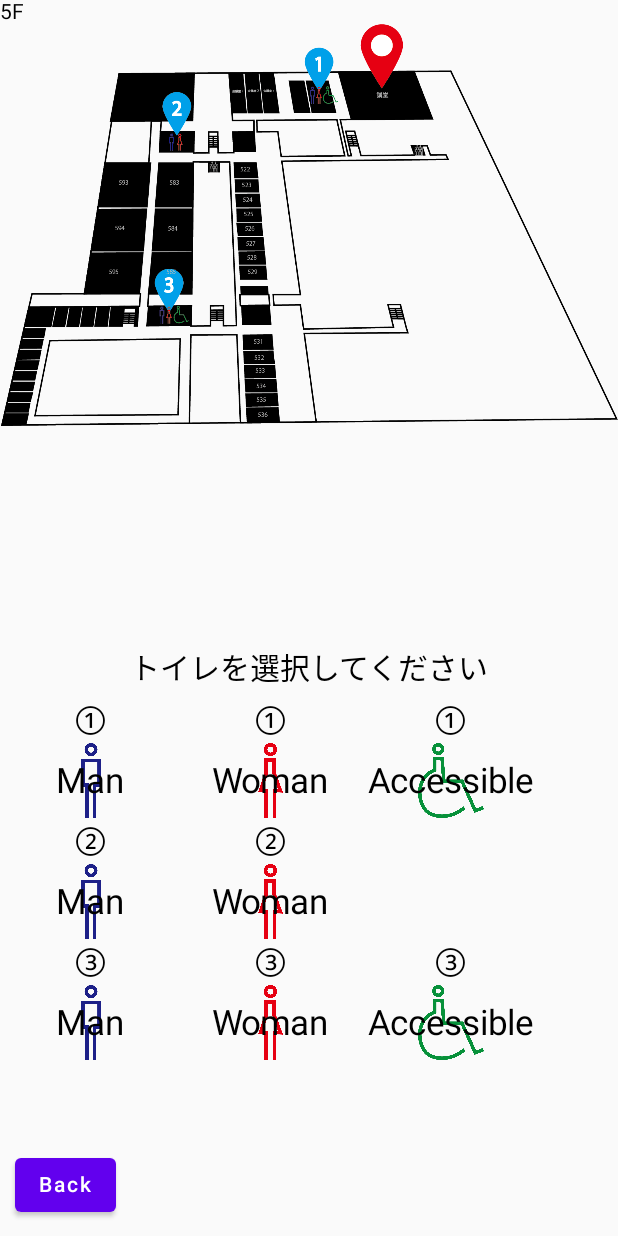
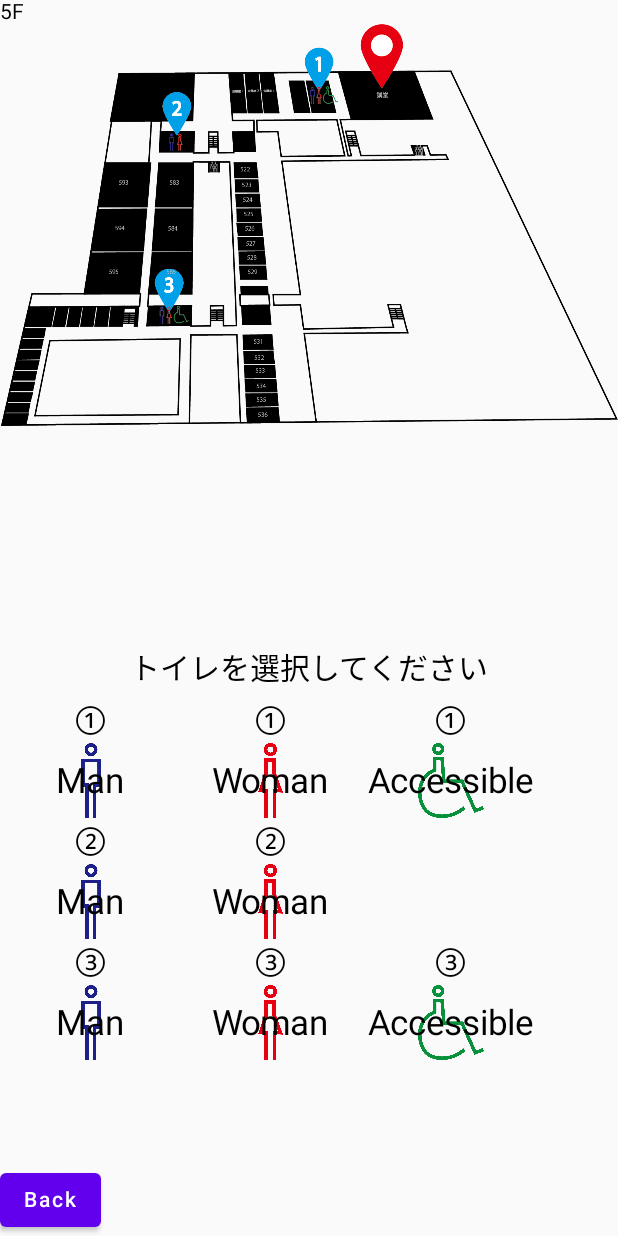
Before and after one commit to p2hacks2022/pre-team01, an Android app built with Jetpack Compose: the screen it shows after launch (MainActivity), after a tap on "5F", on a phone screen of 412 x 824 dp. Run offline under Robolectric (Android 15) with nearby library versions, the phone set to English and light mode, and no system bars.

Commit message:
change5ftoilet1screen

```diff
--- a/app/src/main/java/com/example/myapplication/EachStairScreen.kt
+++ b/app/src/main/java/com/example/myapplication/EachStairScreen.kt
@@ -37,7 +37,7 @@ fun MainScreen(toNextScreen: (String) -> Unit = {}) {
         verticalAlignment = Alignment.CenterVertically
     ) {
         Column() {
-            IconButtonSample_5F(R.drawable.fun_5floar, "5F") { toNextScreen("5F") }
+            IconButtonSample_5F(R.drawable.fun_5floar, "5F", 120) { toNextScreen("5F") }
             IconButtonSample_4F(R.drawable.fun_4floar, "4F") { toNextScreen("4F") }
             IconButtonSample_3F(R.drawable.fun_3floar, "3F") { toNextScreen("3F") }
             IconButtonSample_2F(R.drawable.fun_2floar, "2F") { toNextScreen("2F") }
@@ -150,19 +150,14 @@ fun Screen5F(toNextScreen: (String) -> Unit = {}) {
             IconButtonGender(number = "③", gender = "Woman", fontSize = fontSize, file = R.drawable.woman)
             IconButtonGender(number = "③", gender = "Accessible", fontSize = fontSize, file = R.drawable.wheelchair_man)
         }
+    }
 
-        Row(
-            Modifier
-                .fillMaxSize(),
-            verticalAlignment = Alignment.Bottom
-        ) {
-            Button(
-                onClick = { toNextScreen("main") },
-                Modifier.padding(10.dp)
-            ) {
-                Text(text = "Back")
-            }
-
+    Column(
+        modifier = Modifier.fillMaxSize(),
+        verticalArrangement = Arrangement.Bottom
+    ) {
+        Button(onClick = { toNextScreen}) {
+            Text(text = "Back")
         }
     }
 }
--- a/app/src/main/java/com/example/myapplication/IconButton.kt
+++ b/app/src/main/java/com/example/myapplication/IconButton.kt
@@ -71,11 +71,11 @@ fun IconButtonSample_4F(fileid: Int, filedescription: String, toNextScreen: (Str
 }
 
 @Composable
-fun IconButtonSample_5F(fileid: Int, filedescription: String, toNextScreen: (String) -> Unit = {}) {
+fun IconButtonSample_5F(fileid: Int, filedescription: String, size: Int, toNextScreen: (String) -> Unit = {}) {
     IconButton(
         onClick = { toNextScreen("5F")  },
         modifier = Modifier
-            .size(120.dp)
+            .size(size.dp)
     ) {
         Image(
             painter = painterResource(fileid),
@@ -89,7 +89,8 @@ fun IconButtonSample_R1F(fileid: Int, filedescription: String, toNextScreen: (St
     IconButton(
         onClick = { toNextScreen("R1F")  },
         modifier = Modifier
-            .size(120.dp)
+            .width(50.dp)
+            .height(120.dp)
     ) {
         Image(
             painter = painterResource(fileid),
@@ -103,7 +104,8 @@ fun IconButtonSample_R2F(fileid: Int, filedescription: String, toNextScreen: (St
     IconButton(
         onClick = { toNextScreen("R2F")  },
         modifier = Modifier
-            .size(120.dp)
+            .width(70.dp)
+            .height(120.dp)
     ) {
         Image(
             painter = painterResource(fileid),
--- a/app/src/main/java/com/example/myapplication/Scroll.kt
+++ b/app/src/main/java/com/example/myapplication/Scroll.kt
@@ -175,7 +175,7 @@ fun ScrollBoxes2() {
             )
             Text(text = " 2.0")
             Text(
-                text = "　女子トイレに間違ってあ行っちゃいました",
+                text = "　女子トイレに間違って行っちゃいました",
                 fontSize = 22.sp,
                 color = Color.White,
                 modifier = Modifier.clickable {
```
Also changed, not shown: app/src/main/java/com/example/myapplication/EachTiletScreen.kt (+125 -38 lines), app/src/main/res/drawable-v24/fun_research1floar.png, app/src/main/res/drawable-v24/fun_research2floar.png.
